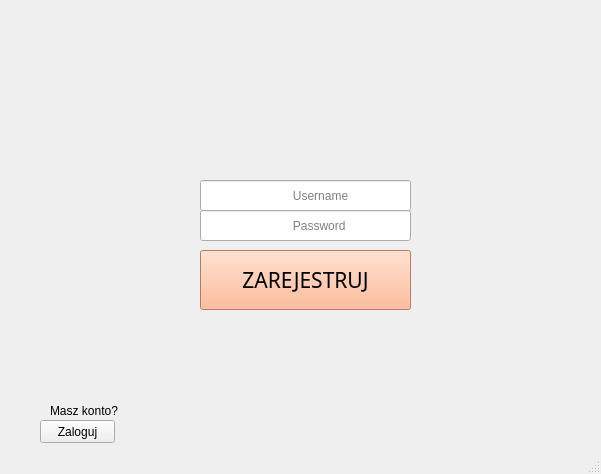
This is Include/rejestracja.ui in Kacperek3/Professor-ranking as Qt 5 draws it before an edit. The edited form follows.
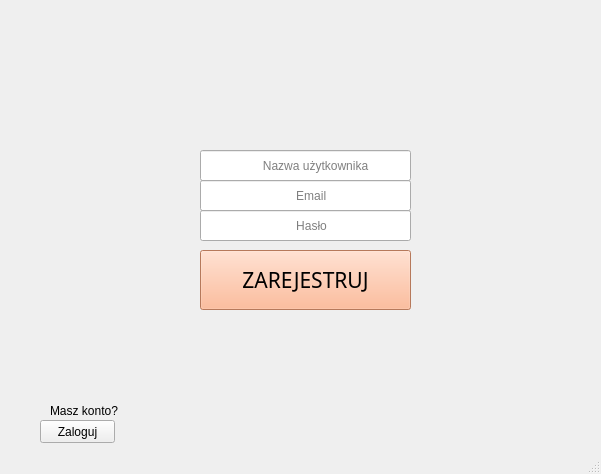
This is the edited form.

The edit to the form file:
```diff
--- a/Include/rejestracja.ui
+++ b/Include/rejestracja.ui
@@ -462,13 +462,13 @@
     <property name="geometry">
      <rect>
       <x>200</x>
-      <y>180</y>
+      <y>150</y>
       <width>211</width>
       <height>31</height>
      </rect>
     </property>
     <property name="placeholderText">
-     <string>                           Username</string>
+     <string>                  Nazwa użytkownika</string>
     </property>
    </widget>
    <widget class="QLineEdit" name="lineEdit_password">
@@ -484,7 +484,20 @@
      <enum>QLineEdit::Password</enum>
     </property>
     <property name="placeholderText">
-     <string>                           Password</string>
+     <string>                            Hasło</string>
+    </property>
+   </widget>
+   <widget class="QLineEdit" name="lineEdit_email">
+    <property name="geometry">
+     <rect>
+      <x>200</x>
+      <y>180</y>
+      <width>211</width>
+      <height>31</height>
+     </rect>
+    </property>
+    <property name="placeholderText">
+     <string>                            Email</string>
     </property>
    </widget>
   </widget>
```
